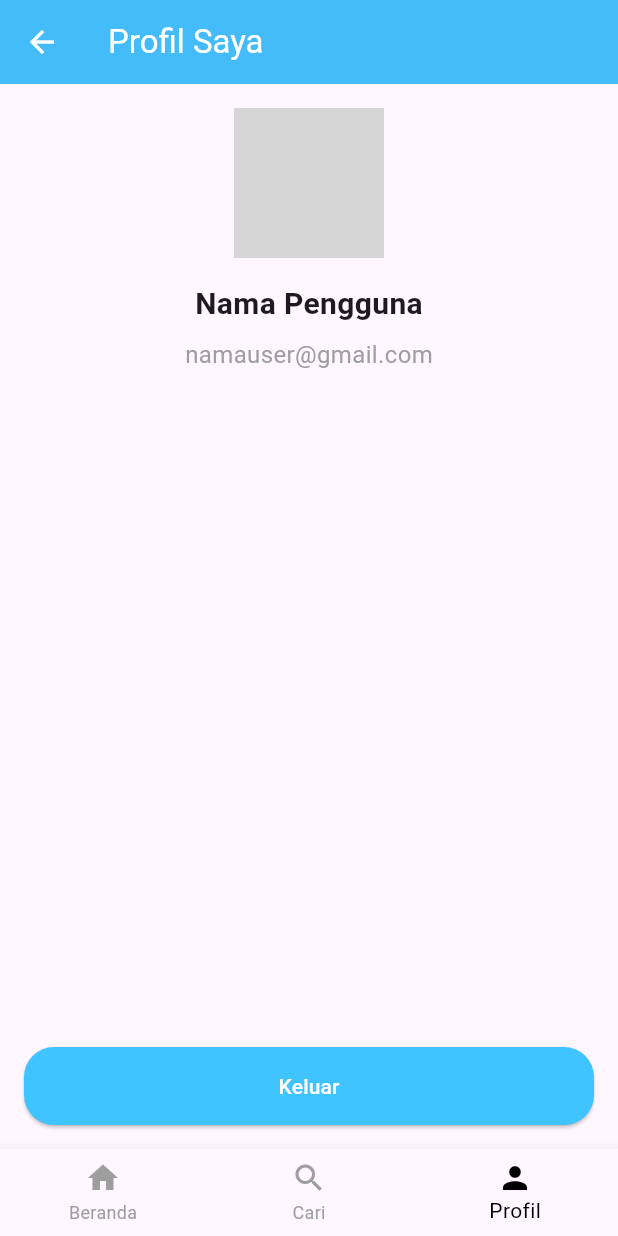
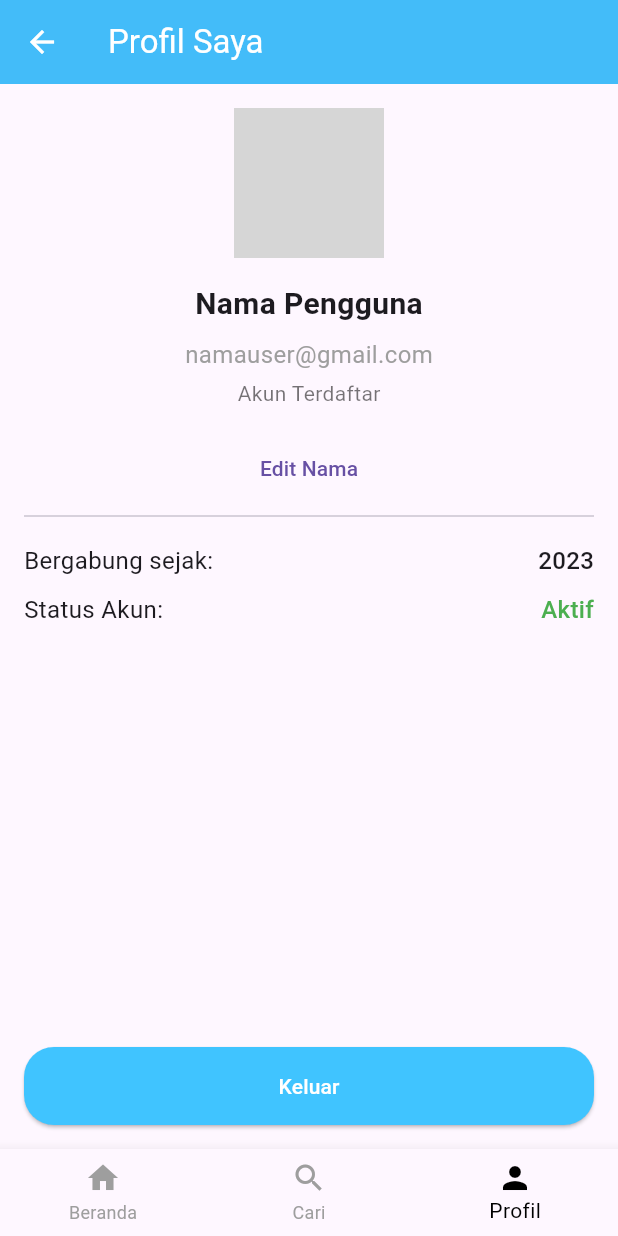
Before and after one commit to alifahfwzy/alianta_gostay, a Flutter app: the Profil screen opened directly, on a phone screen of 412 x 824 dp. Run offline on Flutter 3.47's test engine with Material 3 defaults, Android fonts, the phone set to English and light mode, and no system bars; our stand-ins replace supabase_flutter; accounts and stored records are empty; network calls fail; grey boxes are pictures that could not be loaded.

Commit message:
tambah profil

```diff
--- a/lib/profil.dart
+++ b/lib/profil.dart
@@ -10,6 +10,22 @@ class Profil extends StatefulWidget {
 }
 
 class _ProfilState extends State<Profil> {
+  String _namaPengguna = 'Nama Pengguna';
+  bool _isEditing = false;
+  late TextEditingController _controllerNama;
+
+  @override
+  void initState() {
+    super.initState();
+    _controllerNama = TextEditingController(text: _namaPengguna);
+  }
+
+  @override
+  void dispose() {
+    _controllerNama.dispose();
+    super.dispose();
+  }
+
   @override
   Widget build(BuildContext context) {
     return Scaffold(
@@ -28,14 +44,56 @@ class _ProfilState extends State<Profil> {
               ), // ganti path ini sesuai asset kamu
             ),
             const SizedBox(height: 16),
-            const Text(
-              'Nama Pengguna',
-              style: TextStyle(fontSize: 20, fontWeight: FontWeight.bold),
-            ),
+            _isEditing
+                ? TextField(
+                    controller: _controllerNama,
+                    decoration: const InputDecoration(
+                      labelText: 'Nama Pengguna',
+                      border: OutlineInputBorder(),
+                    ),
+                  )
+                : Text(
+                    _namaPengguna,
+                    style: const TextStyle(fontSize: 20, fontWeight: FontWeight.bold),
+                  ),
             const SizedBox(height: 8),
             const Text(
               'namauser@gmail.com',
               style: TextStyle(fontSize: 16, color: Colors.grey),
+            ),
+            const SizedBox(height: 4),
+            const Text(
+              'Akun Terdaftar',
+              style: TextStyle(fontSize: 14, color: Colors.black54),
+            ),
+            const SizedBox(height: 16),
+            TextButton(
+              onPressed: () {
+                setState(() {
+                  if (_isEditing) {
+                    _namaPengguna = _controllerNama.text;
+                  }
+                  _isEditing = !_isEditing;
+                });
+              },
+              child: Text(_isEditing ? 'Simpan' : 'Edit Nama'),
+            ),
+            const Divider(thickness: 1),
+            const SizedBox(height: 10),
+            Row(
+              mainAxisAlignment: MainAxisAlignment.spaceBetween,
+              children: const [
+                Text('Bergabung sejak:', style: TextStyle(fontSize: 16)),
+                Text('2023', style: TextStyle(fontSize: 16, fontWeight: FontWeight.w500)),
+              ],
+            ),
+            const SizedBox(height: 10),
+            Row(
+              mainAxisAlignment: MainAxisAlignment.spaceBetween,
+              children: const [
+                Text('Status Akun:', style: TextStyle(fontSize: 16)),
+                Text('Aktif', style: TextStyle(fontSize: 16, fontWeight: FontWeight.w500, color: Colors.green)),
+              ],
             ),
             const Spacer(),
             SizedBox(
```
